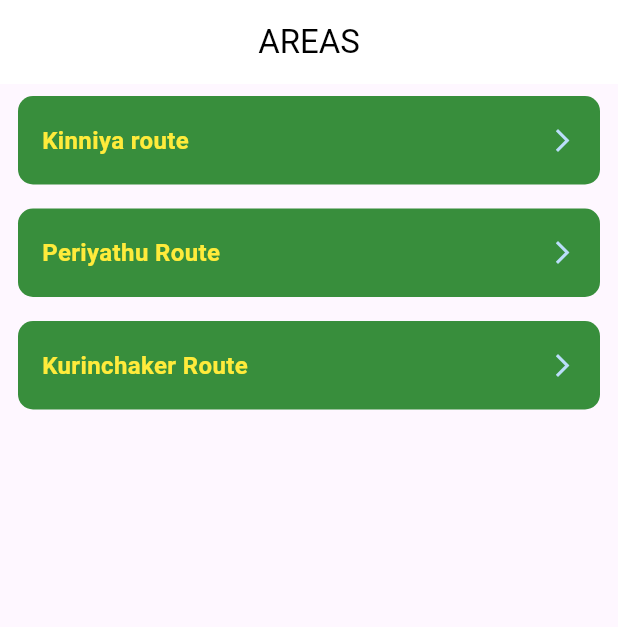
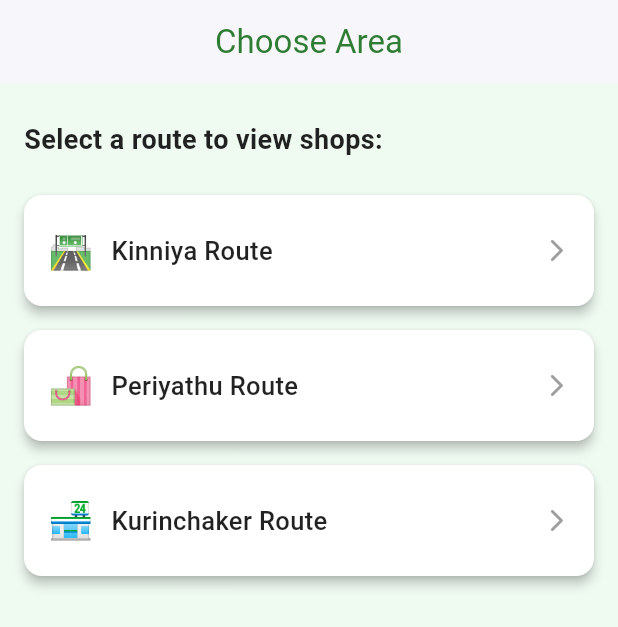
Before and after one commit to RusthyAhd/CashCollector-, a Flutter app: the screen it shows after launch, on a phone screen of 412 x 824 dp. Shown: the top 627 px of the screen. Run offline on Flutter 3.47's test engine with Material 3 defaults, Android fonts, the light colour scheme and no system bars; our stand-ins replace google_fonts, shimmer.

Commit message:
edit pages

```diff
--- a/cash_collector/lib/screens/home_screen.dart
+++ b/cash_collector/lib/screens/home_screen.dart
@@ -1,65 +1,80 @@
+import 'package:flutter/material.dart';
 import 'package:cash_collector/screens/shoplistscreen.dart';
-import 'package:flutter/material.dart';
-
 
 class AreaPage extends StatelessWidget {
   const AreaPage({super.key});
 
-  final List<String> routes = const [
-    "Kinniya route",
-    "Periyathu Route",
-    "Kurinchaker Route",
+  final List<Map<String, String>> routes = const [
+    {"name": "Kinniya Route", "emoji": "🛣️"},
+    {"name": "Periyathu Route", "emoji": "🛍️"},
+    {"name": "Kurinchaker Route", "emoji": "🏪"},
   ];
 
   @override
   Widget build(BuildContext context) {
     return Scaffold(
+      backgroundColor: const Color(0xFFEFFAF1), // Soft green background
       appBar: AppBar(
-        title: const Text("AREAS"),
+        title: const Text("Choose Area"),
         centerTitle: true,
         backgroundColor: Colors.white,
-        foregroundColor: Colors.black,
-        elevation: 0,
+        foregroundColor: Colors.green.shade800,
+        elevation: 1,
       ),
-      body: ListView.builder(
+      body: Padding(
+        padding: const EdgeInsets.symmetric(horizontal: 16, vertical: 24),
+        child: Column(
+          crossAxisAlignment: CrossAxisAlignment.start,
+          children: [
+            const Text(
+              "Select a route to view shops:",
+              style: TextStyle(
+                fontSize: 18,
+                fontWeight: FontWeight.w600,
+                color: Colors.black87,
+              ),
+            ),
+            const SizedBox(height: 24),
+            Expanded(
+              child: ListView.separated(
                 itemCount: routes.length,
+                separatorBuilder: (_, __) => const SizedBox(height: 16),
                 itemBuilder: (context, index) {
                   final route = routes[index];
-          return Padding(
-            padding: const EdgeInsets.symmetric(horizontal: 12, vertical: 8),
+                  return Material(
+                    color: Colors.white,
+                    borderRadius: BorderRadius.circular(12),
+                    elevation: 3,
                     child: InkWell(
                       onTap: () {
                         Navigator.push(
                           context,
                           MaterialPageRoute(
-                    builder: (_) => ShopListScreen(routeName: route),
+                            builder: (_) => ShopListScreen(routeName: route['name']!),
                           ),
                         );
                       },
-              borderRadius: BorderRadius.circular(10),
-              child: Container(
-                padding: const EdgeInsets.symmetric(horizontal: 16, vertical: 18),
-                decoration: BoxDecoration(
-                  color: Colors.green.shade700,
-                  borderRadius: BorderRadius.circular(10),
-                ),
+                      borderRadius: BorderRadius.circular(12),
+                      child: Padding(
+                        padding: const EdgeInsets.symmetric(vertical: 20, horizontal: 16),
                         child: Row(
                           children: [
+                            Text(
+                              route['emoji']!,
+                              style: const TextStyle(fontSize: 24),
+                            ),
+                            const SizedBox(width: 12),
                             Expanded(
                               child: Text(
-                        route,
+                                route['name']!,
                                 style: const TextStyle(
-                          color: Colors.yellow,
-                          fontWeight: FontWeight.bold,
-                          fontSize: 16,
+                                  fontSize: 17,
+                                  fontWeight: FontWeight.w500,
+                                  color: Colors.black87,
                                 ),
                               ),
                             ),
-                    Icon(
-                      Icons.arrow_forward_ios,
-                      color: Colors.blue.shade100,
-                      size: 18,
-                    ),
+                            const Icon(Icons.arrow_forward_ios_rounded, size: 18, color: Colors.grey),
                           ],
                         ),
                       ),
@@ -67,6 +82,10 @@ class AreaPage extends StatelessWidget {
                   );
                 },
               ),
+            ),
+          ],
+        ),
+      ),
     );
   }
 }
--- a/cash_collector/pubspec.yaml
+++ b/cash_collector/pubspec.yaml
@@ -35,6 +35,8 @@ dependencies:
   # The following adds the Cupertino Icons font to your application.
   # Use with the CupertinoIcons class for iOS style icons.
   cupertino_icons: ^1.0.8
+  google_fonts: ^6.2.1
+  shimmer: ^3.0.0
 
 dev_dependencies:
   flutter_test:
```
Also changed, not shown: cash_collector/lib/screens/balance_screen.dart (added, +152 -0 lines), cash_collector/lib/screens/shoplistscreen.dart (+22 -7 lines), cash_collector/lib/screens/splash_screen.dart (+112 -80 lines), cash_collector/pubspec.lock, 1 other file. Lines whose indentation alone changed are shown as unchanged.
